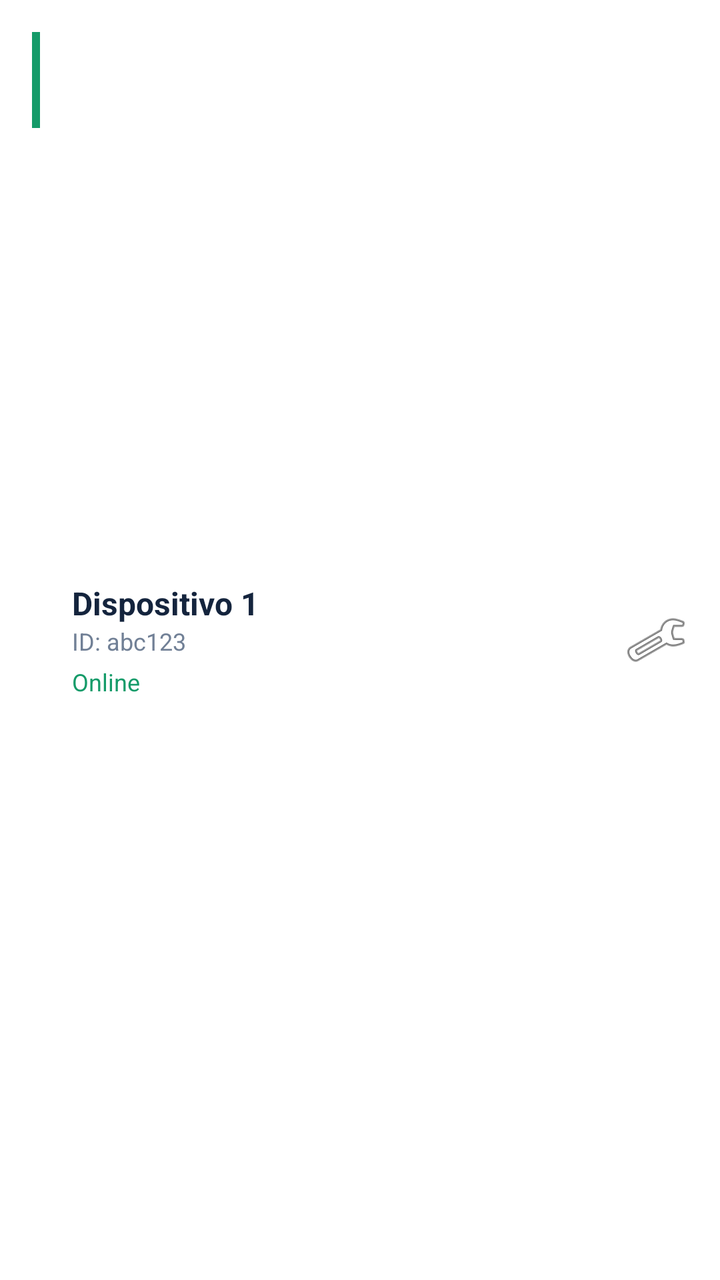
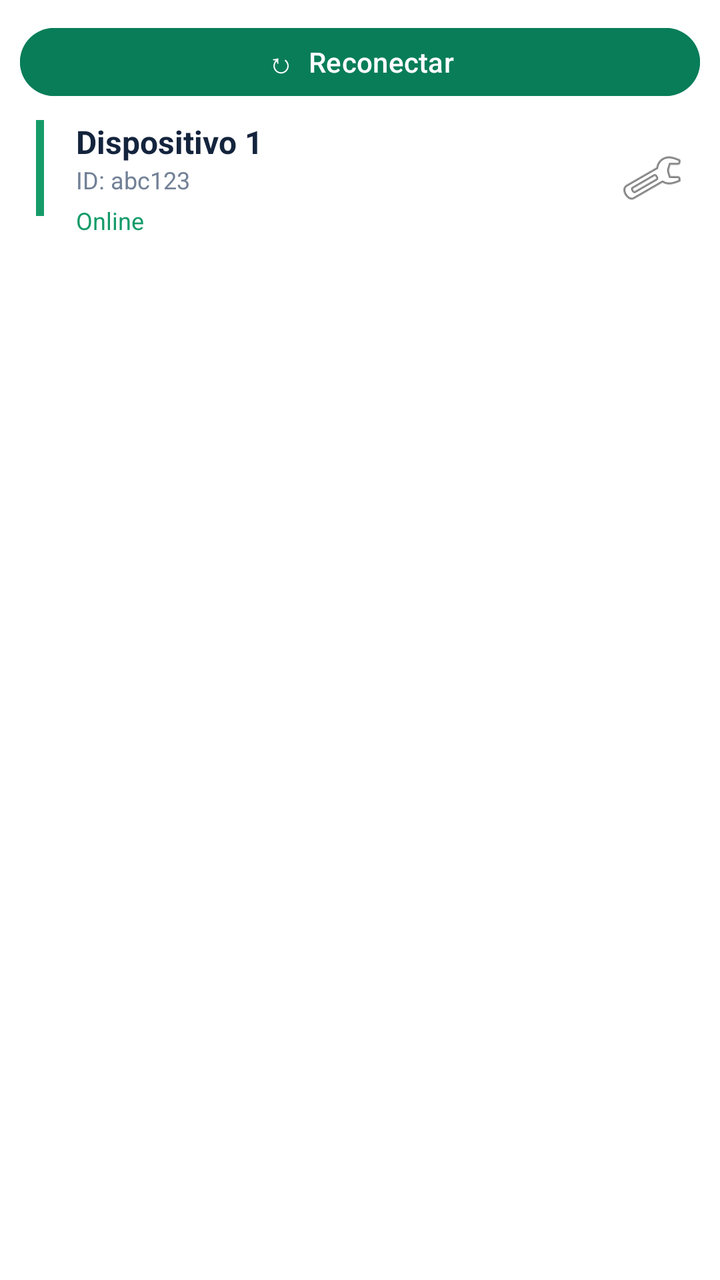

Compare the two renders of this Android layout. The source of the first and the diff that turns it into the second are given below.
<!-- AndroidManifest.xml: application theme Theme.DexterControl -->
<!-- res/layout/item_device.xml -->
<?xml version="1.0" encoding="utf-8"?>
<LinearLayout xmlns:android="http://schemas.android.com/apk/res/android"
    android:layout_width="match_parent"
    android:layout_height="wrap_content"
    android:orientation="horizontal"
    android:padding="16dp"
    android:layout_margin="8dp"
    android:background="@color/white"
    android:elevation="2dp"
    android:clickable="true"
    android:focusable="true"
    android:foreground="?attr/selectableItemBackground">

    
    <View
        android:id="@+id/viewStatusIndicator"
        android:layout_width="4dp"
        android:layout_height="48dp"
        android:background="@color/device_online"
        android:layout_marginEnd="16dp" />

    
    <LinearLayout
        android:layout_width="0dp"
        android:layout_height="wrap_content"
        android:layout_weight="1"
        android:orientation="vertical"
        android:layout_gravity="center_vertical">

        <TextView
            android:id="@+id/tvDeviceName"
            android:layout_width="match_parent"
            android:layout_height="wrap_content"
            android:textColor="@color/black"
            android:textSize="16sp"
            android:textStyle="bold"
            android:text="Dispositivo 1" />

        <TextView
            android:id="@+id/tvDeviceId"
            android:layout_width="match_parent"
            android:layout_height="wrap_content"
            android:textColor="@color/gray"
            android:textSize="12sp"
            android:text="ID: abc123" />

        <TextView
            android:id="@+id/tvDeviceStatus"
            android:layout_width="match_parent"
            android:layout_height="wrap_content"
            android:textColor="@color/success"
            android:textSize="12sp"
            android:text="Online"
            android:layout_marginTop="4dp" />

    </LinearLayout>

    
    <ImageView
        android:layout_width="32dp"
        android:layout_height="32dp"
        android:layout_gravity="center_vertical"
        android:src="@android:drawable/ic_menu_manage"
        android:contentDescription="Android TV" />

</LinearLayout>
<!-- resources referenced by this layout -->
<resources>
  <color name="black">#14243D</color>
  <color name="device_online">#159B69</color>
  <color name="gray">#718096</color>
  <color name="success">#159B69</color>
  <color name="white">#FFFFFF</color>
  <style name="Theme.DexterControl" parent="Theme.Material3.Light.NoActionBar">
          <item name="colorPrimary">@color/primary</item>
          <item name="colorPrimaryDark">@color/primary_dark</item>
          <item name="colorAccent">@color/accent</item>
          <item name="android:windowBackground">@color/background</item>
          <item name="android:colorPrimary">@color/primary</item>
          <item name="android:colorPrimaryDark">@color/primary_dark</item>
          <item name="android:colorAccent">@color/accent</item>
          <item name="android:statusBarColor" tools:targetApi="l">@color/primary_dark</item>
          <item name="android:navigationBarColor" tools:targetApi="l">@color/white</item>
      </style>
  <color name="primary">#0862E8</color>
  <color name="primary_dark">#0649B4</color>
  <color name="accent">#2F80ED</color>
  <color name="background">#F3F6FB</color>
</resources>

<!-- the commit's change to res/layout/item_device.xml (unified diff, before → after) -->
@@ -2,8 +2,8 @@
 <LinearLayout xmlns:android="http://schemas.android.com/apk/res/android"
     android:layout_width="match_parent"
     android:layout_height="wrap_content"
-    android:orientation="horizontal"
-    android:padding="16dp"
+    android:orientation="vertical"
+    android:padding="10dp"
     android:layout_margin="8dp"
     android:background="@color/white"
     android:elevation="2dp"
@@ -11,56 +11,67 @@
     android:focusable="true"
     android:foreground="?attr/selectableItemBackground">
 
-    
-    <View
-        android:id="@+id/viewStatusIndicator"
-        android:layout_width="4dp"
-        android:layout_height="48dp"
-        android:background="@color/device_online"
-        android:layout_marginEnd="16dp" />
+    <Button
+        android:id="@+id/btnReconnect"
+        android:layout_width="match_parent"
+        android:layout_height="42dp"
+        android:text="↻  Reconectar"
+        android:textAllCaps="false"
+        android:textColor="#FFFFFF"
+        android:backgroundTint="#087D58" />
 
-    
     <LinearLayout
-        android:layout_width="0dp"
+        android:layout_width="match_parent"
         android:layout_height="wrap_content"
-        android:layout_weight="1"
-        android:orientation="vertical"
-        android:layout_gravity="center_vertical">
+        android:orientation="horizontal"
+        android:padding="8dp">
 
-        <TextView
-            android:id="@+id/tvDeviceName"
-            android:layout_width="match_parent"
+        <View
+            android:id="@+id/viewStatusIndicator"
+            android:layout_width="4dp"
+            android:layout_height="48dp"
+            android:background="@color/device_online"
+            android:layout_marginEnd="16dp" />
+
+        <LinearLayout
+            android:layout_width="0dp"
             android:layout_height="wrap_content"
-            android:textColor="@color/black"
-            android:textSize="16sp"
-            android:textStyle="bold"
-            android:text="Dispositivo 1" />
+            android:layout_weight="1"
+            android:orientation="vertical"
+            android:layout_gravity="center_vertical">
 
-        <TextView
-            android:id="@+id/tvDeviceId"
-            android:layout_width="match_parent"
-            android:layout_height="wrap_content"
-            android:textColor="@color/gray"
-            android:textSize="12sp"
-            android:text="ID: abc123" />
+            <TextView
+                android:id="@+id/tvDeviceName"
+                android:layout_width="match_parent"
+                android:layout_height="wrap_content"
+                android:textColor="@color/black"
+                android:textSize="16sp"
+                android:textStyle="bold"
+                android:text="Dispositivo 1" />
 
-        <TextView
-            android:id="@+id/tvDeviceStatus"
-            android:layout_width="match_parent"
-            android:layout_height="wrap_content"
-            android:textColor="@color/success"
-            android:textSize="12sp"
-            android:text="Online"
-            android:layout_marginTop="4dp" />
+            <TextView
+                android:id="@+id/tvDeviceId"
+                android:layout_width="match_parent"
+                android:layout_height="wrap_content"
+                android:textColor="@color/gray"
+                android:textSize="12sp"
+                android:text="ID: abc123" />
 
+            <TextView
+                android:id="@+id/tvDeviceStatus"
+                android:layout_width="match_parent"
+                android:layout_height="wrap_content"
+                android:textColor="@color/success"
+                android:textSize="12sp"
+                android:text="Online"
+                android:layout_marginTop="4dp" />
+        </LinearLayout>
+
+        <ImageView
+            android:layout_width="32dp"
+            android:layout_height="32dp"
+            android:layout_gravity="center_vertical"
+            android:src="@android:drawable/ic_menu_manage"
+            android:contentDescription="Android TV" />
     </LinearLayout>
-
-    
-    <ImageView
-        android:layout_width="32dp"
-        android:layout_height="32dp"
-        android:layout_gravity="center_vertical"
-        android:src="@android:drawable/ic_menu_manage"
-        android:contentDescription="Android TV" />
-
 </LinearLayout>
